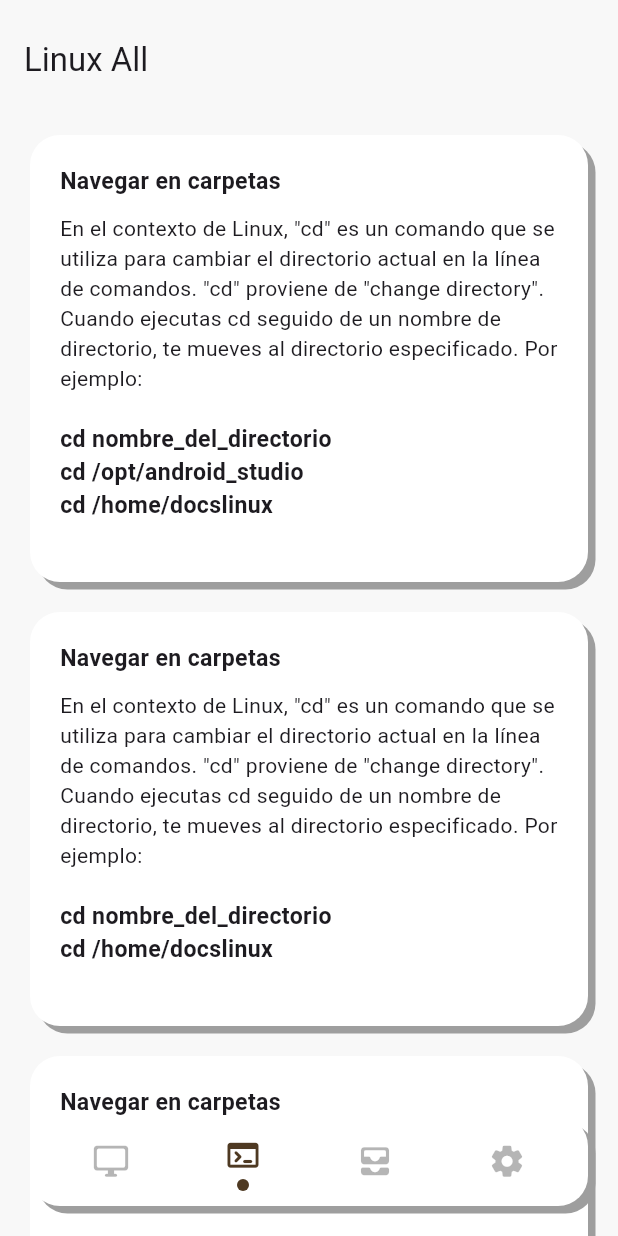
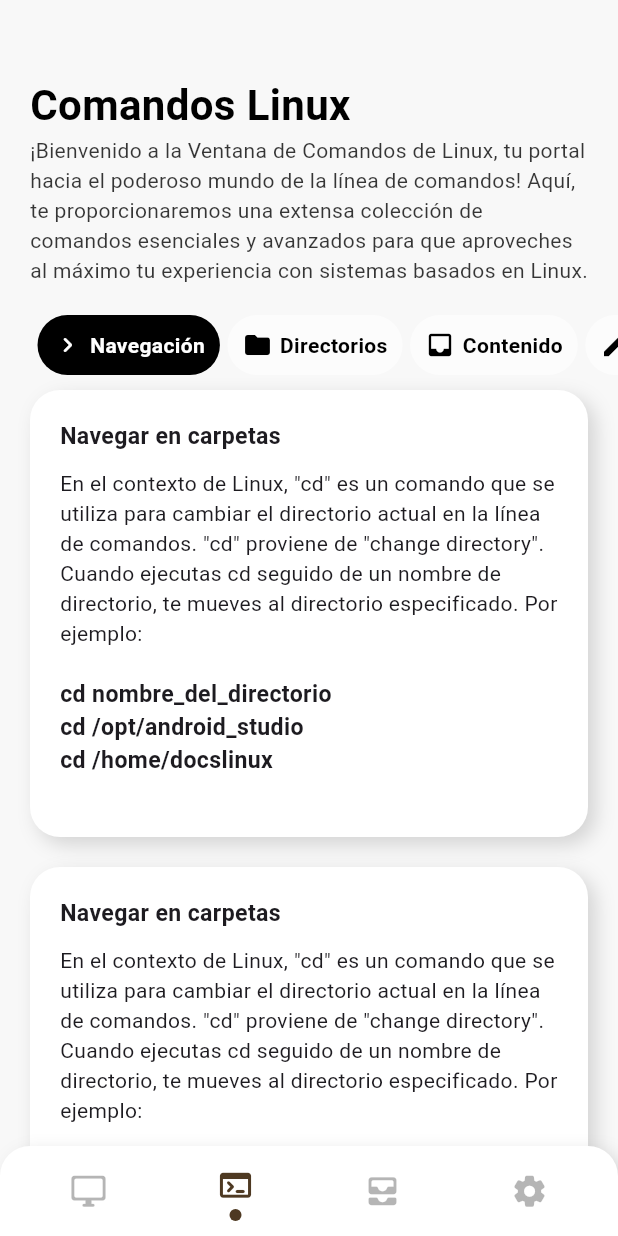
Before and after one commit to leider14/all-linux, a Flutter app: the screen it shows after launch, swiped to page 2, on a phone screen of 412 x 824 dp. Run offline on Flutter 3.47's test engine with Material 3 defaults, Android fonts, the phone set to English and light mode, and no system bars; our stand-ins replace get.

Commit message:
update comands

```diff
--- /dev/null
+++ b/lib/controllers/comands_controllers.dart
@@ -0,0 +1,9 @@
+
+
+
+import 'package:get/get.dart';
+
+class ControllerComads extends GetxController{
+  var idCategory = 0.obs;
+
+}
--- a/lib/controllers/page_controllers.dart
+++ b/lib/controllers/page_controllers.dart
@@ -8,7 +8,7 @@ class ControllerPages extends GetxController{
   void changeView(int page){
     pageController.value.animateToPage(
       page,
-      duration: const Duration(milliseconds: 100),
+      duration: const Duration(milliseconds: 200),
       curve: Curves.linear
     );
   }
--- a/lib/pages/comands.dart
+++ b/lib/pages/comands.dart
@@ -1,6 +1,10 @@
+import 'package:bloglinux/controllers/comands_controllers.dart';
 import 'package:bloglinux/widgets/myContainer.dart';
 import 'package:bloglinux/widgets/my_card_distro_horizontal.dart';
+import 'package:bloglinux/widgets/my_tab_swiper.dart';
+import 'package:bloglinux/widgets/title.dart';
 import 'package:flutter/material.dart';
+import 'package:get/get.dart';
 
 class PageComands extends StatefulWidget {
   const PageComands({super.key});
@@ -10,13 +14,25 @@ class PageComands extends StatefulWidget {
 }
 
 class _PageComandsState extends State<PageComands> {
+
+  //var pageController = Get.put(ControllerComads());
+
   @override
   Widget build(BuildContext context) {
     return
-    SingleChildScrollView(
-      child:
-        Column(
-          children: [
+    Stack(children: [
+      CustomScrollView(
+        slivers: [
+          SliverList(
+            delegate:SliverChildListDelegate(
+              [
+              MyTitleApp(
+                title: "Comandos Linux",
+                subtitle: "¡Bienvenido a la Ventana de Comandos de Linux, tu portal hacia el poderoso mundo de la línea de comandos! Aquí, te proporcionaremos una extensa colección de comandos esenciales y avanzados para que aproveches al máximo tu experiencia con sistemas basados en Linux.",
+
+              ),
+
+              MyTabSwiper(),
               listCommand(
                 title: "Navegar en carpetas",
                 text: "En el contexto de Linux, \"cd\" es un comando que se utiliza para cambiar el directorio actual en la línea de comandos. \"cd\" proviene de \"change directory\". Cuando ejecutas cd seguido de un nombre de directorio, te mueves al directorio especificado. Por ejemplo:",
@@ -68,10 +84,12 @@ class _PageComandsState extends State<PageComands> {
                   "cd nombre_del_directorio"
                 ]
               ),
+              ]
+            )
+          )
         ],
       ),
-    );
-
+    ]);
   }
 
   Widget listCommand({
--- a/lib/pages/home.dart
+++ b/lib/pages/home.dart
@@ -20,19 +20,7 @@ class _PageHomeState extends State<PageHome> {
   @override
   Widget build(BuildContext context) {
     return Scaffold(
-      appBar: AppBar(
-        toolbarHeight: 80,
-        title: const Text("Linux All"),
-        backgroundColor: Colors.transparent,
-        flexibleSpace:  ClipRect(
-        child: BackdropFilter(
-          filter: ImageFilter.blur(sigmaX: 5, sigmaY: 5),
-          child: Container(
-            color: Colors.transparent,
-          ),
-        )),
-      ),
-      bottomNavigationBar:MyBottomNavigationBar(),
+      bottomNavigationBar: const MyBottomNavigationBar(),
       backgroundColor: const Color(0xffF8F8F8),
       body: MySwiperPage(pages: [
         wdgHome(),
@@ -46,7 +34,10 @@ class _PageHomeState extends State<PageHome> {
         child: Column(
           crossAxisAlignment: CrossAxisAlignment.start,
           children: [
-            MyTitleApp(title: "Hola"),
+            MyTitleApp(
+              title: "Distribuciones linux",
+              subtitle: "Aquí encontrarás una amplia variedad de sistemas operativos basados en Linux, cada uno con sus características únicas y ventajas. Sumérgete en el fascinante mundo del software de código abierto y descubre las opciones disponibles para personalizar y optimizar tu experiencia informática.",
+            ),
             MyCardHorizontal(),
             MyCardHorizontal(),
             MyCardHorizontal(),
--- a/lib/widgets/myContainer.dart
+++ b/lib/widgets/myContainer.dart
@@ -29,9 +29,10 @@ class MyContainer extends StatelessWidget {
             color: Colors.white,
             boxShadow: const [
               BoxShadow(
-                color: Colors.grey,
+                color: Color.fromARGB(101, 158, 158, 158),
                 offset: Offset(5,5),
-                blurStyle: BlurStyle.inner
+                blurRadius: 10,
+                //blurStyle: BlurStyle.outer
               )
             ]
           ),
--- a/lib/widgets/my_bottom_navigation_bar.dart
+++ b/lib/widgets/my_bottom_navigation_bar.dart
@@ -19,7 +19,7 @@ class _MyBottomNavigationBarState extends State<MyBottomNavigationBar> {
       onTap: () {
         controllerPage.changeView(index);
       },
-      child: SizedBox(
+      child: Container(
         //color: Color.fromARGB(146, 89, 82, 19),
         width: 40,
         height: 40,
@@ -46,16 +46,16 @@ class _MyBottomNavigationBarState extends State<MyBottomNavigationBar> {
   @override
   Widget build(BuildContext context) {
     return  Container(
-      margin: const EdgeInsets.fromLTRB(20,0,20,20),
+      //margin: const EdgeInsets.fromLTRB(20,0,20,20),
       padding: const EdgeInsets.all(10),
       decoration: BoxDecoration(
-        borderRadius: BorderRadius.circular(20),
+        borderRadius: BorderRadius.vertical(top: Radius.circular(20)),
         color:Colors.white,
         boxShadow: const [
           BoxShadow(
-            color: Colors.grey,
+            color: Color.fromARGB(101, 158, 158, 158),
             offset: Offset(5,5),
-            blurStyle: BlurStyle.inner
+            blurRadius: 10,
           )
         ]
       ),
--- /dev/null
+++ b/lib/widgets/my_tab_swiper.dart
@@ -0,0 +1,78 @@
+
+
+import 'package:bloglinux/controllers/comands_controllers.dart';
+import 'package:flutter/material.dart';
+import 'package:get/get.dart';
+
+class MyTabSwiper extends StatefulWidget {
+  const MyTabSwiper({super.key});
+
+  @override
+  State<MyTabSwiper> createState() => _MyTabSwiperState();
+}
+
+class _MyTabSwiperState extends State<MyTabSwiper> {
+
+
+  var pageController = Get.put(ControllerComads());
+
+  Widget wdgButton(String name, int id, IconData icon){
+    return
+    GestureDetector(
+      onTap: () {
+        pageController.idCategory.value = id;
+        print(pageController.idCategory.value);
+      },
+
+      child:  Container(
+        margin: const EdgeInsets.only(left: 5),
+        padding: const EdgeInsets.all(10),
+        decoration: BoxDecoration(
+          borderRadius: BorderRadius.circular(20),
+          color: id ==  0 ? Colors.black : Colors.white60
+        ),
+        child: Row(
+          children: [
+            Icon(icon,
+              color: id == 0 ? Colors.white : Colors.black,
+              size: 20,
+            ),
+            const SizedBox(width: 5,),
+            Text(name,
+
+            style: TextStyle(
+              color: id == 0 ? Colors.white : Colors.black,
+              fontWeight: 0 == 0? FontWeight.bold : FontWeight.normal
+            ),
+          ),
+          ],
+        )
+      )
+    );
+  }
+
+  @override
+  Widget build(BuildContext context) {
+    return SingleChildScrollView(
+      scrollDirection: Axis.horizontal,
+      child:
+        Row(
+          children: [
+            const SizedBox(width: 20,),
+            wdgButton("Navegación", 0, Icons.navigate_next_rounded),
+            wdgButton("Directorios", 1, Icons.folder),
+            wdgButton("Contenido", 2, Icons.inbox),
+            wdgButton("Edición", 3, Icons.edit),
+            wdgButton("Procesos", 4, Icons.settings),
+            wdgButton("Usuarios y permisos", 5, Icons.person),
+            wdgButton("Red", 6, Icons.wifi),
+            wdgButton("Software", 7, Icons.apps),
+            wdgButton("Búsqueda", 8, Icons.search),
+
+            //wdgButton("Carpeta",9),
+            //wdgButton("Carpetas",10),
+          ],
+        ),
+    );
+  }
+}
--- a/lib/widgets/title.dart
+++ b/lib/widgets/title.dart
@@ -4,20 +4,40 @@ import 'package:flutter/material.dart';
 
 class MyTitleApp extends StatelessWidget {
   final String title;
+  final String subtitle;
   const MyTitleApp({
     super.key,
+    this.subtitle = "",
     required this.title,
   });
 
   @override
   Widget build(BuildContext context) {
-    return Text(
-      title,
-      textScaler:const TextScaler.linear(1.6),
-      style: TextStyle(
-        fontWeight: FontWeight.bold,
-        color: Colors.black
-      ),
+    return
+    Padding(
+      padding: const EdgeInsets.fromLTRB(20, 50, 20, 20),
+      child:
+      Column(
+        crossAxisAlignment: CrossAxisAlignment.start,
+        children: [
+          Text(
+            title,
+            textScaler:const TextScaler.linear(2),
+            style: TextStyle(
+              fontWeight: FontWeight.bold,
+              color: Colors.black
+            ),
+          ),
+          if(subtitle.isNotEmpty)Text(
+            subtitle,
+            //textScaler:const TextScaler.linear(),
+            style: TextStyle(
+              //fontWeight: FontWeight.bold,
+              color: const Color.fromARGB(200, 0, 0, 0)
+            ),
+          ),
+        ],
+      )
     );
   }
 }
```
Lines whose indentation alone changed are shown as unchanged.
